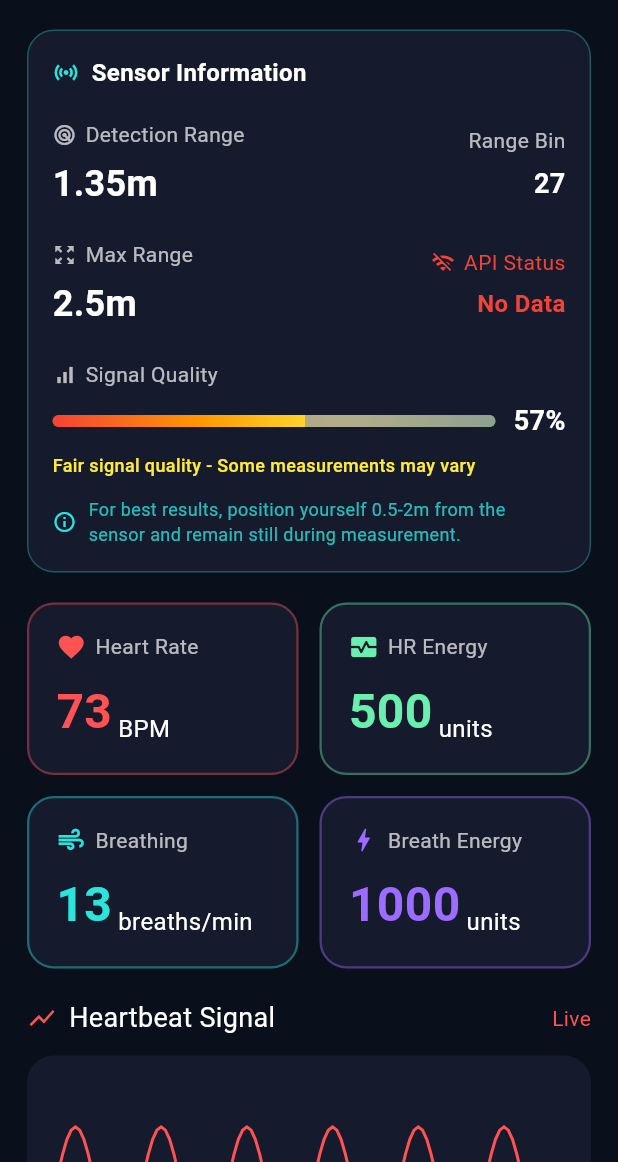
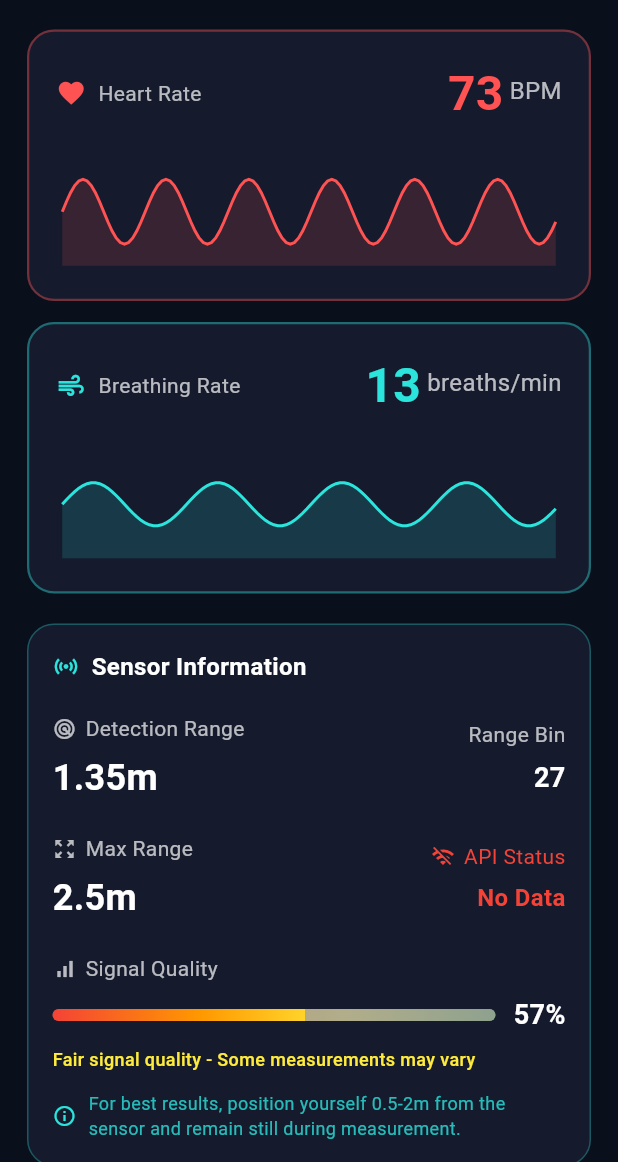
Before and after one commit to WayanFWP/RaStress-HMI, a Flutter app: the screen it shows after launch, on a phone screen of 412 x 824 dp, the part 74-1236 px from its top. Run offline on Flutter 3.47's test engine with Material 3 defaults, Android fonts, the phone set to English and light mode, and no system bars; our stand-ins replace flutter_dotenv; network calls fail; Roboto replaces fonts that are missing (SF Pro).

Commit message:
feat(data): status card + chart + API status change

```diff
--- a/frontend/lib/ui/screens/dashboard_screen.dart
+++ b/frontend/lib/ui/screens/dashboard_screen.dart
@@ -8,6 +8,7 @@ import '../../core/sensor_model.dart';
 import 'dart:async';
 import 'dart:math';
 import 'package:flutter_dotenv/flutter_dotenv.dart';
+import '../widgets/stat_card_w_chart.dart';
 
 class DashboardScreen extends StatefulWidget {
   const DashboardScreen({super.key});
@@ -30,10 +31,8 @@ class _DashboardScreenState extends State<DashboardScreen> {
   // Latest sensor data cache
   SensorData? _latestSensorData;
 
-  // UI update rate by FPS
-  static const int _uiUpdateRateHz = 3; // 3 FPS
-  static  int _uiUpdateIntervalMs = 1000 ~/ _uiUpdateRateHz;
-  static final Duration _uiUpdateInterval = Duration(milliseconds: _uiUpdateIntervalMs);
+  // UI update interval (in seconds) duration
+  static const Duration _uiUpdateInterval = Duration(seconds: 2);
 
   @override
   void initState() {
@@ -48,6 +47,9 @@ class _DashboardScreenState extends State<DashboardScreen> {
     // Listen to high-frequency data but don't update UI immediately
     _webSocketService.latestData.addListener(_onHighFrequencyDataUpdate);
 
+    // Listen to data receiving status changes (update immediately)
+    _webSocketService.isReceivingData.addListener(_onDataStatusChange);
+
     // Start throttled UI update timer
     _startUIUpdateTimer();
   }
@@ -56,11 +58,12 @@ class _DashboardScreenState extends State<DashboardScreen> {
   void dispose() {
     _uiUpdateTimer?.cancel();
     _webSocketService.latestData.removeListener(_onHighFrequencyDataUpdate);
+    _webSocketService.isReceivingData.removeListener(_onDataStatusChange);
     _webSocketService.dispose();
     super.dispose();
   }
 
-  /// Receives data at full rate (20-50Hz) but only caches it
+  /// Receives data at full rate but only caches it
   void _onHighFrequencyDataUpdate() {
     final newData = _webSocketService.latestData.value;
     if (newData != null) {
@@ -72,6 +75,15 @@ class _DashboardScreenState extends State<DashboardScreen> {
 
       // Process waveform data immediately (for ring buffer)
       _processWaveformData(newData);
+    }
+  }
+
+  /// Handle data receiving status changes (update UI immediately for status)
+  void _onDataStatusChange() {
+    if (mounted) {
+      setState(() {
+        // Rebuild UI when data receiving status changes
+      });
     }
   }
 
@@ -95,7 +107,7 @@ class _DashboardScreenState extends State<DashboardScreen> {
     }
   }
 
-  /// Start throttled UI update timer (10-20 Hz)
+  /// Start throttled UI update timer (every 500ms)
   void _startUIUpdateTimer() {
     _uiUpdateTimer = Timer.periodic(_uiUpdateInterval, (timer) {
       // Only update UI if there's pending data
@@ -110,7 +122,6 @@ class _DashboardScreenState extends State<DashboardScreen> {
 
   @override
   Widget build(BuildContext context) {
-    // Use cached data for UI rendering
     final data = _latestSensorData;
 
     return Scaffold(
@@ -120,64 +131,19 @@ class _DashboardScreenState extends State<DashboardScreen> {
           child: Column(
             crossAxisAlignment: CrossAxisAlignment.start,
             children: [
-              // Header with connection status
-              const Text("mmWave Vital Monitor",
-                  style: TextStyle(fontSize: 22, fontWeight: FontWeight.bold)),
+              // Header
+              const Text(
+                "mmWave Vital Monitor",
+                style: TextStyle(fontSize: 22, fontWeight: FontWeight.bold),
+              ),
+              const SizedBox(height: 20),
 
+              // Stats Grid with integrated waveforms (1x2 layout)
+              _buildStatsGrid(data),
               const SizedBox(height: 20),
 
               // Sensor Information Widget
               _buildSensorInfoWidget(data),
-              const SizedBox(height: 20),
-
-              // Stats Grid with throttled updates
-              _buildStatsGrid(data),
-              const SizedBox(height: 20),
-
-              // Heartbeat Waveform (full rate ring buffer)
-              const SectionTitle(
-                title: "Heartbeat Signal",
-                subtitle: "Live",
-                icon: Icons.show_chart,
-                color: Colors.redAccent,
-              ),
-              const SizedBox(height: 12),
-              Container(
-                padding: const EdgeInsets.all(12),
-                decoration: BoxDecoration(
-                  color: const Color(0xFF151B2D),
-                  borderRadius: BorderRadius.circular(18),
-                ),
-                child: WaveformChart(
-                  data: _heartWaveform.isNotEmpty
-                      ? _heartWaveform
-                      : List.generate(120, (i) => 0.5 + 0.3 * sin(2 * pi * i / 20)),
-                  color: Colors.redAccent,
-                ),
-              ),
-              const SizedBox(height: 20),
-
-              // Breathing Waveform (full rate ring buffer)
-              const SectionTitle(
-                title: "Breathing Signal",
-                subtitle: "Live",
-                icon: Icons.air,
-                color: Color(0xFF2BE4DC),
-              ),
-              const SizedBox(height: 12),
-              Container(
-                padding: const EdgeInsets.all(12),
-                decoration: BoxDecoration(
-                  color: const Color(0xFF151B2D),
-                  borderRadius: BorderRadius.circular(18),
-                ),
-                child: WaveformChart(
-                  data: _breathWaveform.isNotEmpty
-                      ? _breathWaveform
-                      : List.generate(120, (i) => 0.5 + 0.2 * sin(2 * pi * i / 30)),
-                  color: const Color(0xFF2BE4DC),
-                ),
-              ),
             ],
           ),
         ),
@@ -191,9 +157,11 @@ class _DashboardScreenState extends State<DashboardScreen> {
     int rangeProfile = 27;
     double maxRange = 2.5; // in meters
     int percentage = 57;
-    bool isReceivingData = data != null && _webSocketService.isConnected.value;
 
-    if (data != null) {
+    // Check if actually receiving data (not just connected)
+    bool isReceivingData = _webSocketService.isReceivingData.value;
+
+    if (data != null && isReceivingData) {
       // Calculate values from cached full-rate data
       if (data.rangeProfile.isNotEmpty) {
         int maxIndex = 0;
@@ -208,7 +176,10 @@ class _DashboardScreenState extends State<DashboardScreen> {
         rangeProfile = maxIndex;
 
         // Calculate max range based on sensor specifications
-        maxRange = 0.3 + (data.rangeProfile.length / 64.0) * 2.2; // Assuming 64 bins cover ~2.5m
+        maxRange =
+            0.3 +
+            (data.rangeProfile.length / 64.0) *
+                2.2; // Assuming 64 bins cover ~2.5m
       }
 
       // Calculate signal quality based on energy levels
@@ -229,52 +200,29 @@ class _DashboardScreenState extends State<DashboardScreen> {
   Widget _buildStatsGrid(SensorData? data) {
     return Column(
       children: [
-        Row(
-          children: [
-            Expanded(
-              child: StatCard(
+        // Heart Rate Card with Waveform
+        StatCardWithWaveform(
           icon: Icons.favorite,
           color: Colors.redAccent,
           label: "Heart Rate",
           value: "${data?.heartRate.toInt() ?? 73}",
           unit: "BPM",
-              ),
-            ),
-            const SizedBox(width: 14),
-            Expanded(
-              child: StatCard(
-                icon: Icons.monitor_heart,
-                color: Colors.greenAccent,
-                label: "HR Energy",
-                value: "${data?.heartEnergy.toInt() ?? 500}",
-                unit: "units",
-              ),
-            ),
-          ],
+          waveformData: _heartWaveform.isNotEmpty
+              ? _heartWaveform
+              : List.generate(120, (i) => 0.5 + 0.3 * sin(2 * pi * i / 20)),
         ),
         const SizedBox(height: 14),
-        Row(
-          children: [
-            Expanded(
-              child: StatCard(
+
+        // Breathing Card with Waveform
+        StatCardWithWaveform(
           icon: Icons.air,
           color: const Color(0xFF2BE4DC),
-                label: "Breathing",
+          label: "Breathing Rate",
           value: "${data?.breathRate.toInt() ?? 13}",
           unit: "breaths/min",
-              ),
-            ),
-            const SizedBox(width: 14),
-            Expanded(
-              child: StatCard(
-                icon: Icons.bolt,
-                color: const Color(0xFF9C6BFF),
-                label: "Breath Energy",
-                value: "${data?.breathEnergy.toInt() ?? 1000}",
-                unit: "units",
-              ),
-            ),
-          ],
+          waveformData: _breathWaveform.isNotEmpty
+              ? _breathWaveform
+              : List.generate(120, (i) => 0.5 + 0.2 * sin(2 * pi * i / 30)),
         ),
       ],
     );
--- /dev/null
+++ b/frontend/lib/ui/widgets/stat_card_w_chart.dart
@@ -0,0 +1,134 @@
+import 'package:flutter/material.dart';
+import 'dart:math';
+
+class StatCardWithWaveform extends StatelessWidget {
+  final IconData icon;
+  final Color color;
+  final String label;
+  final String value;
+  final String unit;
+  final List<double> waveformData;
+
+  const StatCardWithWaveform({
+    super.key,
+    required this.icon,
+    required this.color,
+    required this.label,
+    required this.value,
+    required this.unit,
+    required this.waveformData,
+  });
+
+  @override
+  Widget build(BuildContext context) {
+    return Container(
+      padding: const EdgeInsets.all(18),
+      decoration: BoxDecoration(
+        color: const Color(0xFF151B2D),
+        borderRadius: BorderRadius.circular(18),
+        border: Border.all(color: color.withOpacity(.4), width: 1.5),
+      ),
+      child: Column(
+        crossAxisAlignment: CrossAxisAlignment.start,
+        children: [
+          // Single row with icon, label, and value
+          Row(
+            children: [
+              Icon(icon, color: color, size: 20),
+              const SizedBox(width: 8),
+              Text(
+                label,
+                style: const TextStyle(fontSize: 14, color: Colors.white70),
+              ),
+              const Spacer(),
+              Text(
+                value,
+                style: TextStyle(
+                  fontSize: 32,
+                  color: color,
+                  fontWeight: FontWeight.bold,
+                ),
+              ),
+              const SizedBox(width: 4),
+              Padding(
+                padding: const EdgeInsets.only(bottom: 4),
+                child: Text(
+                  unit,
+                  style: const TextStyle(fontSize: 16, color: Colors.white70),
+                ),
+              ),
+            ],
+          ),
+          const SizedBox(height: 16),
+
+          // Waveform chart
+          SizedBox(
+            height: 80,
+            child: CustomPaint(
+              painter: _MiniWaveformPainter(waveformData, color),
+              size: const Size(double.infinity, 80),
+            ),
+          ),
+        ],
+      ),
+    );
+  }
+}
+
+class _MiniWaveformPainter extends CustomPainter {
+  final List<double> data;
+  final Color color;
+
+  _MiniWaveformPainter(this.data, this.color);
+
+  @override
+  void paint(Canvas canvas, Size size) {
+    if (data.isEmpty) return;
+
+    // Draw waveform line
+    final linePaint = Paint()
+      ..color = color
+      ..strokeWidth = 2
+      ..style = PaintingStyle.stroke;
+
+    // Draw filled area under waveform
+    final fillPaint = Paint()
+      ..color = color.withOpacity(0.15)
+      ..style = PaintingStyle.fill;
+
+    const padding = 4.0;
+    final width = size.width - padding * 2;
+    final height = size.height - padding * 2;
+
+    // Create line path
+    final linePath = Path();
+
+    // Create fill path
+    final fillPath = Path();
+    fillPath.moveTo(padding, size.height - padding);
+
+    for (int i = 0; i < data.length; i++) {
+      double x = (i / (data.length - 1)) * width + padding;
+      double y = (1 - data[i]) * height + padding;
+
+      if (i == 0) {
+        linePath.moveTo(x, y);
+        fillPath.lineTo(x, y);
+      } else {
+        linePath.lineTo(x, y);
+        fillPath.lineTo(x, y);
+      }
+    }
+
+    // Close fill path
+    fillPath.lineTo(width + padding, size.height - padding);
+    fillPath.close();
+
+    // Draw fill first, then line
+    canvas.drawPath(fillPath, fillPaint);
+    canvas.drawPath(linePath, linePaint);
+  }
+
+  @override
+  bool shouldRepaint(_) => true;
+}
```
Also changed, not shown: frontend/lib/core/websocket_services.dart (+41 -6 lines). Lines whose indentation alone changed are shown as unchanged.
